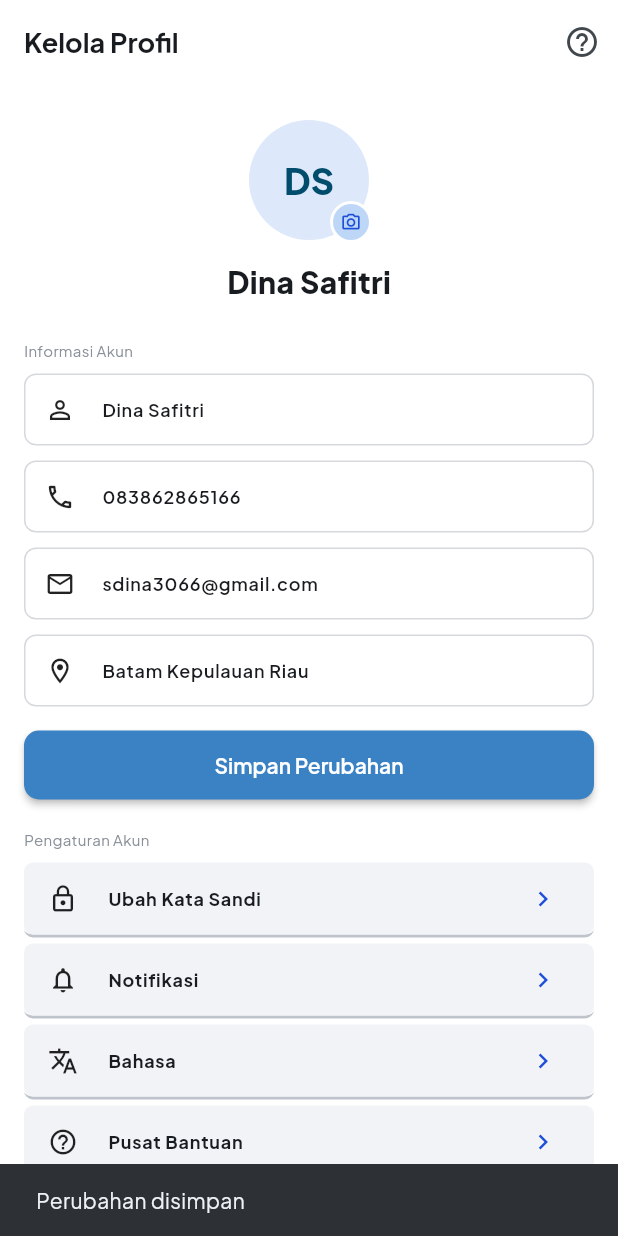
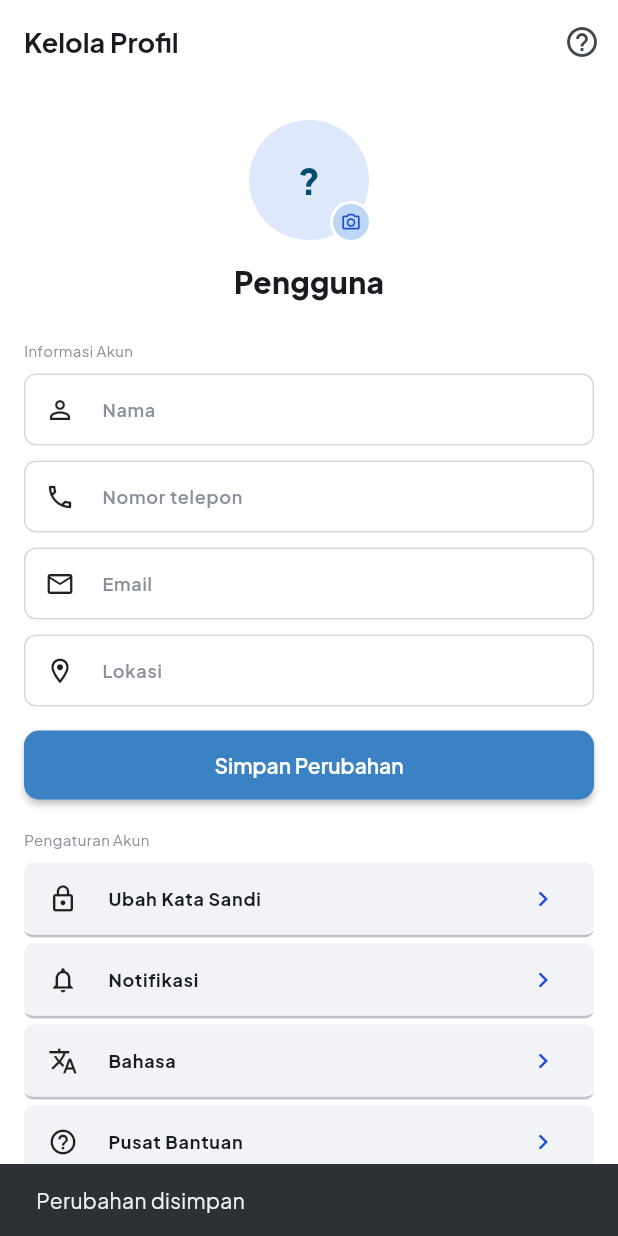
Before and after one commit to Vir7-dev/ACare, a Flutter app: the ProfilPage screen opened directly, after a tap on "Simpan Perubahan", on a phone screen of 412 x 824 dp. Run offline on Flutter 3.47's test engine with Material 3 defaults, Android fonts, the phone set to English and light mode, and no system bars; our stand-ins replace flutter_map, geocoding, geolocator, google_fonts, image_picker, latlong2 and 1 more; accounts and stored records are empty.

Commit message:
tambah kolom email di halaman daftar dan isi otomatis kelola profil dari data pendaftaran
Data pendaftaran (nama, telepon, email) disimpan di perangkat dan tetap ada setelah keluar.
Halaman masuk terisi nama dari pendaftaran, kelola profil terisi nama, telepon, dan email,
dan tombol simpan perubahan menyimpan data. Data dummy profil dihapus.

Co-Authored-By: Claude Sonnet 5.5 <noreply@anthropic.com>

```diff
--- a/mobile/lib/pages/daftar_page.dart
+++ b/mobile/lib/pages/daftar_page.dart
@@ -1,6 +1,7 @@
 import 'package:flutter/material.dart';
 import 'package:google_fonts/google_fonts.dart';
 
+import '../services/sesi_pengguna.dart';
 import '../theme/app_colors.dart';
 import '../widgets/auth_button.dart';
 import '../widgets/auth_header.dart';
@@ -18,6 +19,7 @@ class _DaftarPageState extends State<DaftarPage> {
   final _formKey = GlobalKey<FormState>();
   final _nama = TextEditingController();
   final _telepon = TextEditingController();
+  final _email = TextEditingController();
   final _sandi = TextEditingController();
   final _verifikasi = TextEditingController();
 
@@ -25,6 +27,7 @@ class _DaftarPageState extends State<DaftarPage> {
   void dispose() {
     _nama.dispose();
     _telepon.dispose();
+    _email.dispose();
     _sandi.dispose();
     _verifikasi.dispose();
     super.dispose();
@@ -33,9 +36,15 @@ class _DaftarPageState extends State<DaftarPage> {
   String? _wajib(String? v, String label) =>
       (v == null || v.trim().isEmpty) ? '$label wajib diisi' : null;
 
-  void _daftar() {
+  Future<void> _daftar() async {
     if (!_formKey.currentState!.validate()) return;
-    // TODO: panggil API register Laravel
+    // TODO: panggil API register Laravel; sementara disimpan di perangkat
+    await SesiPengguna.simpanAkun(
+      nama: _nama.text,
+      telepon: _telepon.text,
+      email: _email.text,
+    );
+    if (!mounted) return;
     ScaffoldMessenger.of(context).showSnackBar(
       const SnackBar(content: Text('Pendaftaran berhasil, silakan masuk')),
     );
@@ -113,6 +122,21 @@ class _DaftarPageState extends State<DaftarPage> {
                           ),
                           const SizedBox(height: 12),
                           AuthTextField(
+                            hint: 'Email',
+                            icon: Icons.mail_outline,
+                            controller: _email,
+                            keyboardType: TextInputType.emailAddress,
+                            textInputAction: TextInputAction.next,
+                            validator: (v) {
+                              final salah = _wajib(v, 'Email');
+                              if (salah != null) return salah;
+                              final ok = RegExp(r'^[^@\s]+@[^@\s]+\.[^@\s]+$')
+                                  .hasMatch(v!.trim());
+                              return ok ? null : 'Format email tidak valid';
+                            },
+                          ),
+                          const SizedBox(height: 12),
+                          AuthTextField(
                             hint: 'Kata Sandi',
                             icon: Icons.lock_outline,
                             controller: _sandi,
--- a/mobile/lib/pages/profil_page.dart
+++ b/mobile/lib/pages/profil_page.dart
@@ -18,18 +18,31 @@ class ProfilPage extends StatefulWidget {
 
 class _ProfilPageState extends State<ProfilPage> {
   // Data dummy, nanti diambil dari API Laravel
-  final _nama = TextEditingController(text: 'Dina Safitri');
-  final _telepon = TextEditingController(text: '083862865166');
-  final _email = TextEditingController(text: 'sdina3066@gmail.com');
-  final _lokasi = TextEditingController(text: 'Batam Kepulauan Riau');
+  final _nama = TextEditingController();
+  final _telepon = TextEditingController();
+  final _email = TextEditingController();
+  final _lokasi = TextEditingController();
 
   Uint8List? _foto;
 
   @override
   void initState() {
     super.initState();
-    SesiPengguna.nama().then((n) {
-      if (mounted && n != null) setState(() => _nama.text = n);
+    _muatData();
+  }
+
+  /// Mengisi form dari data yang didaftarkan / terakhir disimpan.
+  Future<void> _muatData() async {
+    final nama = await SesiPengguna.nama();
+    final telepon = await SesiPengguna.telepon();
+    final email = await SesiPengguna.email();
+    final lokasi = await SesiPengguna.lokasi();
+    if (!mounted) return;
+    setState(() {
+      _nama.text = nama ?? '';
+      _telepon.text = telepon ?? '';
+      _email.text = email ?? '';
+      _lokasi.text = lokasi ?? '';
     });
   }
 
@@ -68,7 +81,14 @@ class _ProfilPageState extends State<ProfilPage> {
 
   Future<void> _simpan() async {
     // TODO: kirim perubahan profil ke API Laravel
-    await SesiPengguna.masuk(_nama.text);
+    await SesiPengguna.simpanAkun(
+      nama: _nama.text,
+      telepon: _telepon.text,
+      email: _email.text,
+    );
+    if (_lokasi.text.trim().isNotEmpty) {
+      await SesiPengguna.simpanLokasi(_lokasi.text.trim());
+    }
     if (!mounted) return;
     FocusScope.of(context).unfocus();
     setState(() {});
@@ -178,7 +198,7 @@ class _ProfilPageState extends State<ProfilPage> {
           const SizedBox(height: 14),
           Center(
             child: Text(
-              _nama.text,
+              _nama.text.trim().isEmpty ? 'Pengguna' : _nama.text,
               style: GoogleFonts.plusJakartaSans(
                 fontSize: 20,
                 fontWeight: FontWeight.w800,
@@ -196,23 +216,30 @@ class _ProfilPageState extends State<ProfilPage> {
           const SizedBox(height: 8),
           _Isian(
             ikon: Icons.person_outline,
+            hint: 'Nama',
             controller: _nama,
             onChanged: (_) => setState(() {}),
           ),
           const SizedBox(height: 10),
           _Isian(
             ikon: Icons.phone_outlined,
+            hint: 'Nomor telepon',
             controller: _telepon,
             keyboardType: TextInputType.phone,
           ),
           const SizedBox(height: 10),
           _Isian(
             ikon: Icons.mail_outline,
+            hint: 'Email',
             controller: _email,
             keyboardType: TextInputType.emailAddress,
           ),
           const SizedBox(height: 10),
-          _Isian(ikon: Icons.location_on_outlined, controller: _lokasi),
+          _Isian(
+            ikon: Icons.location_on_outlined,
+            hint: 'Lokasi',
+            controller: _lokasi,
+          ),
           const SizedBox(height: 16),
           SizedBox(
             height: 46,
@@ -272,12 +299,14 @@ class _ProfilPageState extends State<ProfilPage> {
 
 class _Isian extends StatelessWidget {
   final IconData ikon;
+  final String hint;
   final TextEditingController controller;
   final TextInputType? keyboardType;
   final ValueChanged<String>? onChanged;
 
   const _Isian({
     required this.ikon,
+    required this.hint,
     required this.controller,
     this.keyboardType,
     this.onChanged,
@@ -294,6 +323,8 @@ class _Isian extends StatelessWidget {
         fontWeight: FontWeight.w600,
       ),
       decoration: InputDecoration(
+        hintText: hint,
+        hintStyle: const TextStyle(fontSize: 12, color: AppColors.teksSamar),
         prefixIcon: Icon(ikon, size: 20, color: Colors.black87),
         isDense: true,
         contentPadding: const EdgeInsets.symmetric(vertical: 14),
--- a/mobile/lib/services/sesi_pengguna.dart
+++ b/mobile/lib/services/sesi_pengguna.dart
@@ -5,6 +5,9 @@ class SesiPengguna {
   static const _kMasuk = 'sudah_masuk';
   static const _kNama = 'nama';
   static const _kLokasi = 'lokasi';
+  static const _kAkunNama = 'akun_nama';
+  static const _kTelepon = 'telepon';
+  static const _kEmail = 'email';
 
   static Future<bool> sudahMasuk() async {
     final p = await SharedPreferences.getInstance();
@@ -29,6 +32,30 @@ class SesiPengguna {
     return (n == null || n.isEmpty) ? null : n;
   }
 
+  /// Data akun yang didaftarkan; tetap tersimpan walau pengguna keluar,
+  /// supaya Kelola Profil dan layar Masuk terisi otomatis.
+  static Future<void> simpanAkun({
+    required String nama,
+    required String telepon,
+    required String email,
+  }) async {
+    final p = await SharedPreferences.getInstance();
+    await p.setString(_kAkunNama, nama.trim());
+    await p.setString(_kTelepon, telepon.trim());
+    await p.setString(_kEmail, email.trim());
+    await p.setString(_kNama, nama.trim());
+  }
+
+  static Future<String?> akunNama() => _baca(_kAkunNama);
+  static Future<String?> telepon() => _baca(_kTelepon);
+  static Future<String?> email() => _baca(_kEmail);
+
+  static Future<String?> _baca(String kunci) async {
+    final p = await SharedPreferences.getInstance();
+    final v = p.getString(kunci);
+    return (v == null || v.isEmpty) ? null : v;
+  }
+
   static Future<String?> lokasi() async {
     final p = await SharedPreferences.getInstance();
     return p.getString(_kLokasi);
```
Also changed, not shown: mobile/lib/pages/masuk_page.dart (+19 -5 lines), 3 other files.
